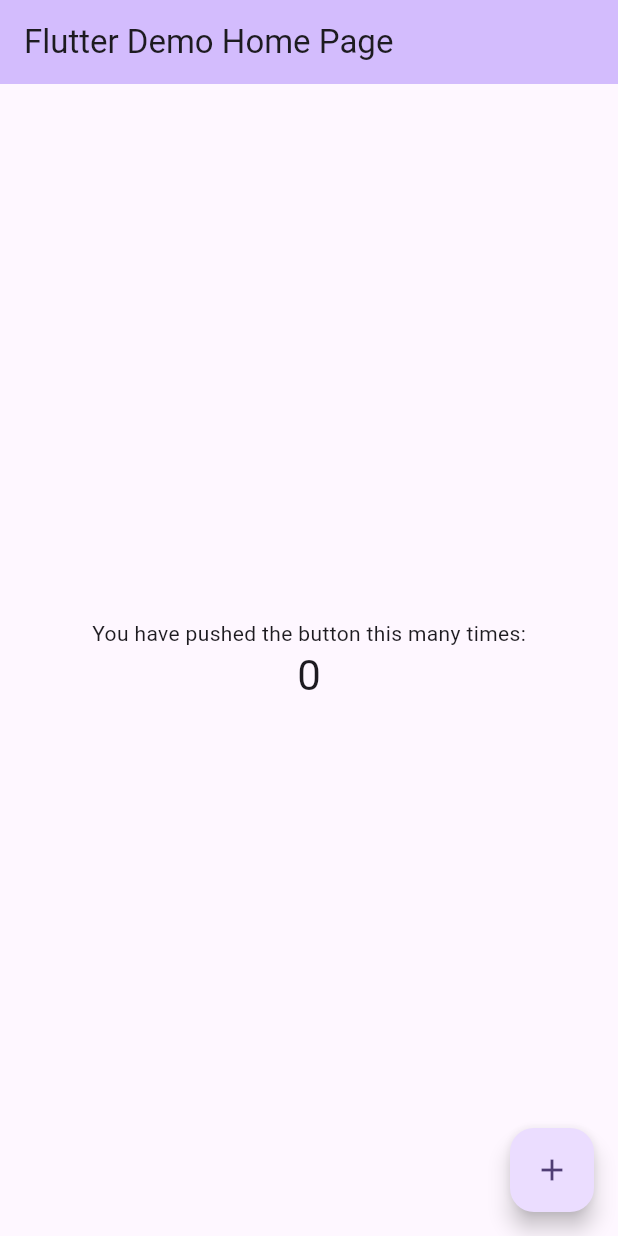
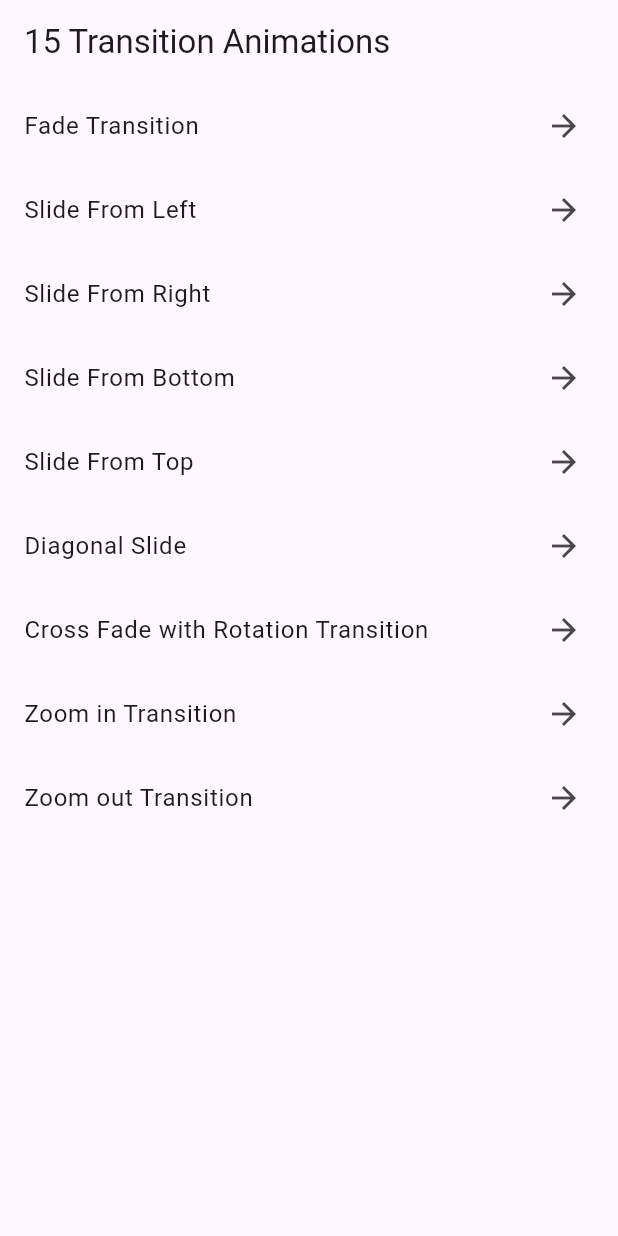
Before and after one commit to ParimSsme/screen_transitions, a Flutter app: the screen it shows after launch, on a phone screen of 412 x 824 dp. Run offline on Flutter 3.47's test engine with Material 3 defaults, Android fonts, the phone set to English and light mode, and no system bars.

Commit message:
add some screen transitions

```diff
--- a/lib/main.dart
+++ b/lib/main.dart
@@ -1,125 +1,85 @@
 import 'package:flutter/material.dart';
+import 'package:screen_transitions/route_transitions/cross_fade_route.dart';
+import 'package:screen_transitions/route_transitions/diagonal_slide_route.dart';
+import 'package:screen_transitions/route_transitions/fade_route.dart';
+import 'package:screen_transitions/route_transitions/slide_from_bottom_route.dart';
+import 'package:screen_transitions/route_transitions/slide_from_left_route.dart';
+import 'package:screen_transitions/route_transitions/slide_from_right_route.dart';
+import 'package:screen_transitions/route_transitions/slide_from_top_route.dart';
+import 'package:screen_transitions/route_transitions/zoom_in_route.dart';
+import 'package:screen_transitions/route_transitions/zoom_out_route.dart';
 
-void main() {
-  runApp(const MyApp());
-}
+void main() => runApp(TransitionDemoApp());
 
-class MyApp extends StatelessWidget {
-  const MyApp({super.key});
+class TransitionDemoApp extends StatelessWidget {
+  const TransitionDemoApp({super.key});
 
-  // This widget is the root of your application.
   @override
   Widget build(BuildContext context) {
     return MaterialApp(
-      title: 'Flutter Demo',
-      theme: ThemeData(
-        // This is the theme of your application.
-        //
-        // TRY THIS: Try running your application with "flutter run". You'll see
-        // the application has a purple toolbar. Then, without quitting the app,
-        // try changing the seedColor in the colorScheme below to Colors.green
-        // and then invoke "hot reload" (save your changes or press the "hot
-        // reload" button in a Flutter-supported IDE, or press "r" if you used
-        // the command line to start the app).
-        //
-        // Notice that the counter didn't reset back to zero; the application
-        // state is not lost during the reload. To reset the state, use hot
-        // restart instead.
-        //
-        // This works for code too, not just values: Most code changes can be
-        // tested with just a hot reload.
-        colorScheme: ColorScheme.fromSeed(seedColor: Colors.deepPurple),
-        useMaterial3: true,
-      ),
-      home: const MyHomePage(title: 'Flutter Demo Home Page'),
+      debugShowCheckedModeBanner: false,
+      title: 'Transition Demo',
+      theme: ThemeData(primarySwatch: Colors.blue),
+      home: HomeScreen(),
     );
   }
 }
 
-class MyHomePage extends StatefulWidget {
-  const MyHomePage({super.key, required this.title});
-
-  // This widget is the home page of your application. It is stateful, meaning
-  // that it has a State object (defined below) that contains fields that affect
-  // how it looks.
-
-  // This class is the configuration for the state. It holds the values (in this
-  // case the title) provided by the parent (in this case the App widget) and
-  // used by the build method of the State. Fields in a Widget subclass are
-  // always marked "final".
-
-  final String title;
-
-  @override
-  State<MyHomePage> createState() => _MyHomePageState();
-}
-
-class _MyHomePageState extends State<MyHomePage> {
-  int _counter = 0;
-
-  void _incrementCounter() {
-    setState(() {
-      // This call to setState tells the Flutter framework that something has
-      // changed in this State, which causes it to rerun the build method below
-      // so that the display can reflect the updated values. If we changed
-      // _counter without calling setState(), then the build method would not be
-      // called again, and so nothing would appear to happen.
-      _counter++;
-    });
-  }
+class HomeScreen extends StatelessWidget {
+  const HomeScreen({super.key});
 
   @override
   Widget build(BuildContext context) {
-    // This method is rerun every time setState is called, for instance as done
-    // by the _incrementCounter method above.
-    //
-    // The Flutter framework has been optimized to make rerunning build methods
-    // fast, so that you can just rebuild anything that needs updating rather
-    // than having to individually change instances of widgets.
+    final transitions = [
+      {'name': 'Fade Transition', 'route': (page) => FadeRoute(page: page)},
+      {'name': 'Slide From Left', 'route': (page) => SlideFromLeftRoute(page: page)},
+      {'name': 'Slide From Right', 'route': (page) => SlideFromRightRoute(page: page)},
+      {'name': 'Slide From Bottom', 'route': (page) => SlideFromBottomRoute(page: page)},
+      {'name': 'Slide From Top', 'route': (page) => SlideFromTopRoute(page: page)},
+      {'name': 'Diagonal Slide', 'route': (page) => DiagonalSlideRoute(page: page)},
+      {'name': 'Cross Fade with Rotation Transition', 'route': (page) => CrossFadeRoute(page: page)},
+      {'name': 'Zoom in Transition', 'route': (page) => ZoomInRoute(page: page)},
+      {'name': 'Zoom out Transition', 'route': (page) => ZoomOutPageRoute(page: page)},
+    ];
+
     return Scaffold(
-      appBar: AppBar(
-        // TRY THIS: Try changing the color here to a specific color (to
-        // Colors.amber, perhaps?) and trigger a hot reload to see the AppBar
-        // change color while the other colors stay the same.
-        backgroundColor: Theme.of(context).colorScheme.inversePrimary,
-        // Here we take the value from the MyHomePage object that was created by
-        // the App.build method, and use it to set our appbar title.
-        title: Text(widget.title),
+      appBar: AppBar(title: Text('15 Transition Animations')),
+      body: ListView.builder(
+        itemCount: transitions.length,
+        itemBuilder: (context, index) {
+          final transition = transitions[index];
+          return ListTile(
+            title: Text(transition['name'] as String),
+            trailing: Icon(Icons.arrow_forward),
+            onTap: () {
+              Navigator.push(
+                context,
+                (transition['route'] as Function)(DetailsScreen(name: transition['name'] as String)),
+              );
+            },
+          );
+        },
       ),
-      body: Center(
-        // Center is a layout widget. It takes a single child and positions it
-        // in the middle of the parent.
-        child: Column(
-          // Column is also a layout widget. It takes a list of children and
-          // arranges them vertically. By default, it sizes itself to fit its
-          // children horizontally, and tries to be as tall as its parent.
-          //
-          // Column has various properties to control how it sizes itself and
-          // how it positions its children. Here we use mainAxisAlignment to
-          // center the children vertically; the main axis here is the vertical
-          // axis because Columns are vertical (the cross axis would be
-          // horizontal).
-          //
-          // TRY THIS: Invoke "debug painting" (choose the "Toggle Debug Paint"
-          // action in the IDE, or press "p" in the console), to see the
-          // wireframe for each widget.
-          mainAxisAlignment: MainAxisAlignment.center,
-          children: <Widget>[
-            const Text(
-              'You have pushed the button this many times:',
-            ),
-            Text(
-              '$_counter',
-              style: Theme.of(context).textTheme.headlineMedium,
-            ),
-          ],
-        ),
-      ),
-      floatingActionButton: FloatingActionButton(
-        onPressed: _incrementCounter,
-        tooltip: 'Increment',
-        child: const Icon(Icons.add),
-      ), // This trailing comma makes auto-formatting nicer for build methods.
     );
   }
 }
+
+class DetailsScreen extends StatelessWidget {
+  final String name;
+
+  const DetailsScreen({super.key, required this.name});
+
+  @override
+  Widget build(BuildContext context) {
+    return Scaffold(
+      appBar: AppBar(title: Text(name)),
+      body: Center(
+        child: Text(
+          'This is the $name screen!',
+          style: TextStyle(fontSize: 24),
+          textAlign: TextAlign.center,
+        ),
+      ),
+    );
+  }
+}
--- /dev/null
+++ b/lib/route_transitions/diagonal_slide_route.dart
@@ -0,0 +1,23 @@
+import 'package:flutter/cupertino.dart';
+
+class DiagonalSlideRoute extends PageRouteBuilder {
+  final Widget page;
+
+  DiagonalSlideRoute({required this.page})
+      : super(
+    pageBuilder: (context, animation, secondaryAnimation) => page,
+    transitionsBuilder: (context, animation, secondaryAnimation, child) {
+      const begin = Offset(-1.0, -1.0); // Starts from top-left diagonally
+      const end = Offset.zero; // Ends at the center
+      const curve = Curves.easeInOut;
+
+      var tween = Tween(begin: begin, end: end).chain(CurveTween(curve: curve));
+      var offsetAnimation = animation.drive(tween);
+
+      return SlideTransition(
+        position: offsetAnimation,
+        child: child,
+      );
+    },
+  );
+}
--- /dev/null
+++ b/lib/route_transitions/fade_route.dart
@@ -0,0 +1,13 @@
+import 'package:flutter/cupertino.dart';
+
+class FadeRoute extends PageRouteBuilder {
+  final Widget page;
+
+  FadeRoute({required this.page})
+      : super(
+    pageBuilder: (context, animation, secondaryAnimation) => page,
+    transitionsBuilder: (context, animation, secondaryAnimation, child) {
+      return FadeTransition(opacity: animation, child: child);
+    },
+  );
+}
--- /dev/null
+++ b/lib/route_transitions/slide_from_bottom_route.dart
@@ -0,0 +1,15 @@
+import 'package:flutter/cupertino.dart';
+
+class SlideFromBottomRoute extends PageRouteBuilder {
+  final Widget page;
+
+  SlideFromBottomRoute({required this.page})
+      : super(
+    pageBuilder: (context, animation, secondaryAnimation) => page,
+    transitionsBuilder: (context, animation, secondaryAnimation, child) {
+      final offsetAnimation = Tween<Offset>(begin: Offset(0, 1), end: Offset.zero)
+          .animate(animation);
+      return SlideTransition(position: offsetAnimation, child: child);
+    },
+  );
+}
--- /dev/null
+++ b/lib/route_transitions/slide_from_left_route.dart
@@ -0,0 +1,15 @@
+import 'package:flutter/cupertino.dart';
+
+class SlideFromLeftRoute extends PageRouteBuilder {
+  final Widget page;
+
+  SlideFromLeftRoute({required this.page})
+      : super(
+    pageBuilder: (context, animation, secondaryAnimation) => page,
+    transitionsBuilder: (context, animation, secondaryAnimation, child) {
+      final offsetAnimation = Tween<Offset>(begin: Offset(-1, 0), end: Offset.zero)
+          .animate(animation);
+      return SlideTransition(position: offsetAnimation, child: child);
+    },
+  );
+}
--- /dev/null
+++ b/lib/route_transitions/slide_from_right_route.dart
@@ -0,0 +1,15 @@
+import 'package:flutter/cupertino.dart';
+
+class SlideFromRightRoute extends PageRouteBuilder {
+  final Widget page;
+
+  SlideFromRightRoute({required this.page})
+      : super(
+    pageBuilder: (context, animation, secondaryAnimation) => page,
+    transitionsBuilder: (context, animation, secondaryAnimation, child) {
+      final offsetAnimation = Tween<Offset>(begin: Offset(1, 0), end: Offset.zero)
+          .animate(animation);
+      return SlideTransition(position: offsetAnimation, child: child);
+    },
+  );
+}
--- /dev/null
+++ b/lib/route_transitions/slide_from_top_route.dart
@@ -0,0 +1,15 @@
+import 'package:flutter/cupertino.dart';
+
+class SlideFromTopRoute extends PageRouteBuilder {
+  final Widget page;
+
+  SlideFromTopRoute({required this.page})
+      : super(
+    pageBuilder: (context, animation, secondaryAnimation) => page,
+    transitionsBuilder: (context, animation, secondaryAnimation, child) {
+      final offsetAnimation = Tween<Offset>(begin: Offset(0, -1), end: Offset.zero)
+          .animate(animation);
+      return SlideTransition(position: offsetAnimation, child: child);
+    },
+  );
+}
--- /dev/null
+++ b/lib/route_transitions/zoom_in_route.dart
@@ -0,0 +1,21 @@
+import 'package:flutter/cupertino.dart';
+
+class ZoomInRoute extends PageRouteBuilder {
+  final Widget page;
+
+  ZoomInRoute({required this.page})
+      : super(
+    pageBuilder: (context, animation, secondaryAnimation) => page,
+    transitionsBuilder: (context, animation, secondaryAnimation, child) {
+      // Scale Animation
+      var scaleAnimation = Tween<double>(begin: 0.0, end: 1.0)
+          .chain(CurveTween(curve: Curves.fastOutSlowIn))
+          .animate(animation);
+
+      return ScaleTransition(
+        scale: scaleAnimation,
+        child: child,
+      );
+    },
+  );
+}
--- /dev/null
+++ b/lib/route_transitions/zoom_out_route.dart
@@ -0,0 +1,21 @@
+import 'package:flutter/cupertino.dart';
+
+class ZoomOutPageRoute extends PageRouteBuilder {
+  final Widget page;
+
+  ZoomOutPageRoute({required this.page})
+      : super(
+    pageBuilder: (context, animation, secondaryAnimation) => page,
+    transitionsBuilder: (context, animation, secondaryAnimation, child) {
+      // Reverse Scale Animation
+      var scaleAnimation = Tween<double>(begin: 1.5, end: 1.0)
+          .chain(CurveTween(curve: Curves.fastOutSlowIn))
+          .animate(animation);
+
+      return ScaleTransition(
+        scale: scaleAnimation,
+        child: child,
+      );
+    },
+  );
+}
```
Also changed, not shown: lib/route_transitions/cross_fade_route.dart (added, +37 -0 lines).
